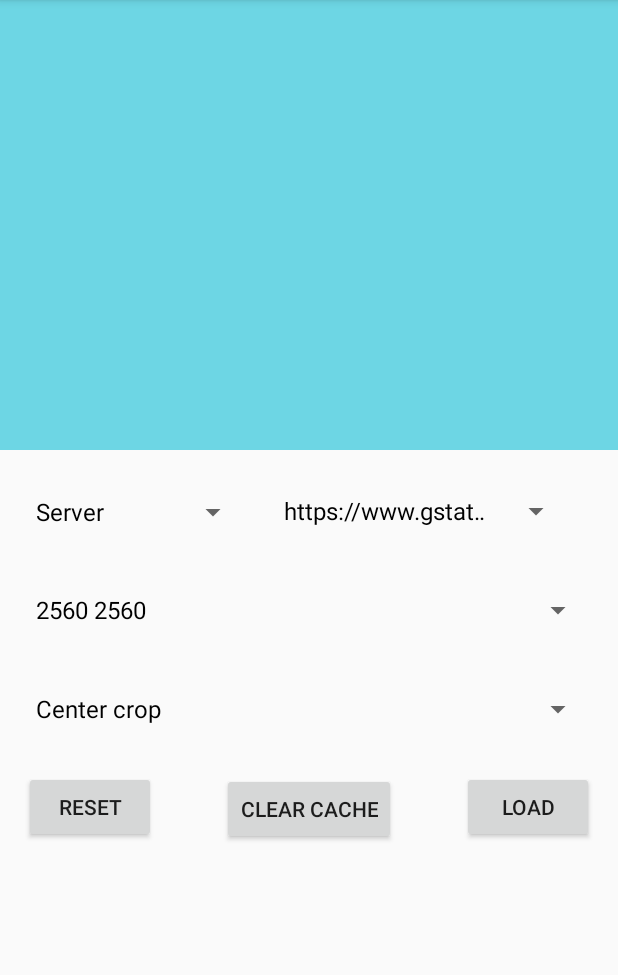
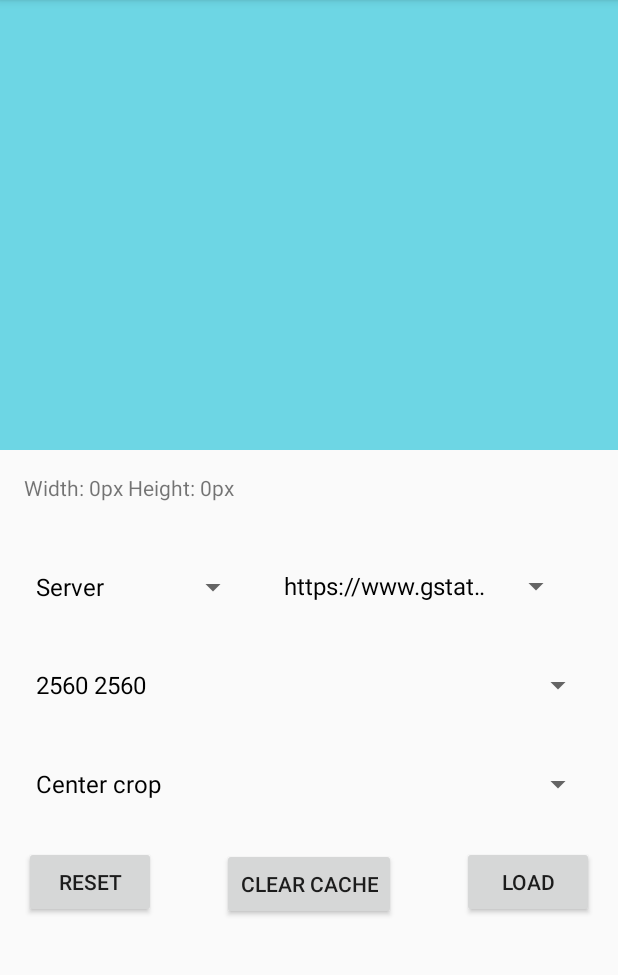
Before and after one commit to kim-ninh/faster, an Android app: the screen it shows after launch (MainActivity), on a phone screen of 412 x 824 dp, the part 84-1059 px from its top. Run offline under Robolectric (Android 15) with nearby library versions, the phone set to English and light mode, and no system bars; libraries missing offline, so code that uses them is left out: com.jakewharton.disklrucache; pictures from the network do not load; 3 statements that could not run were skipped.

Commit message:
display image size after decode

```diff
--- a/faster/src/main/java/com/ninhhk/faster/data/store/MyDiskStore.java
+++ b/faster/src/main/java/com/ninhhk/faster/data/store/MyDiskStore.java
@@ -28,7 +28,14 @@ public class MyDiskStore extends DiskStore {
 
     public MyDiskStore(BitmapStore bitmapStore, Context context) {
         super(bitmapStore, context);
+        openIfClose();
+    }
+
+    private void openIfClose() {
         File directory = getDir();
+
+        if (diskLruCache != null && !diskLruCache.isClosed())
+            return;
 
         try {
             diskLruCache = DiskLruCache.open(directory, appVersion, valueCount, CACHE_SIZE);
@@ -47,6 +54,8 @@ public class MyDiskStore extends DiskStore {
     @Override
     public byte[] load(Key key, Request request) {
         byte[] bytes;
+
+        openIfClose();
 
         if (exists(key)) {
             bytes = openFileWithKey(key);
--- a/showcase/src/main/java/com/ninhhk/fastershowcase/MainActivity.java
+++ b/showcase/src/main/java/com/ninhhk/fastershowcase/MainActivity.java
@@ -1,6 +1,7 @@
 package com.ninhhk.fastershowcase;
 
 import android.content.Intent;
+import android.graphics.Bitmap;
 import android.net.Uri;
 import android.os.Bundle;
 import android.view.View;
@@ -15,6 +16,7 @@ import android.widget.Toast;
 import androidx.annotation.Nullable;
 import androidx.appcompat.app.AppCompatActivity;
 
+import com.ninhhk.faster.Callback;
 import com.ninhhk.faster.Faster;
 import com.ninhhk.faster.Request;
 
@@ -25,6 +27,8 @@ public class MainActivity extends AppCompatActivity
     private static final int REQUEST_CODE = 1234;
 
     private ImageView imageView;
+
+    private TextView bitmapSize;
 
     private Spinner spinnerSourceType;
     private TextView textView;
@@ -93,6 +97,8 @@ public class MainActivity extends AppCompatActivity
     private void setUpView() {
         imageView = findViewById(R.id.imageView);
 
+        bitmapSize = findViewById(R.id.bitmapSize);
+
         spinnerSourceType = findViewById(R.id.spinnerSrcType);
         textView = findViewById(R.id.textView);
         spinnerLinks = findViewById(R.id.spinnerLink);
@@ -141,6 +147,7 @@ public class MainActivity extends AppCompatActivity
 
             if (spinnerLinks.getVisibility() == View.VISIBLE){
                 requestBuilder.load(links[position]);
+                triggerSelectCurrent();
             }
         }else if (parent == spinnerImgSize){
 
@@ -188,10 +195,40 @@ public class MainActivity extends AppCompatActivity
                 faster.clearCache();
             }
         }else if (v == buttonLoad){
-            requestBuilder.into(imageView);
+            requestBuilder.setListener(new Callback<Bitmap>() {
+                @Override
+                public void onReady(Bitmap data) {
+                    int w = data.getWidth();
+                    int h = data.getHeight();
+
+                    String text = "Width: " + w + " Height: " + h;
+                    bitmapSize.setText(text);
+                }
+            }).into(imageView);
+
+            int srcTypePos = spinnerSourceType.getSelectedItemPosition();
+            int linkPos = spinnerLinks.getSelectedItemPosition();
+            String txtUri = textView.getText().toString();
+
+
+            if (sourceType[srcTypePos].equals("Server")){
+                spinnerLinks.setSelection(linkPos);
+            }else {
+                requestBuilder.load(Uri.parse(txtUri));
+            }
+            triggerSelectCurrent();
         }else if (v == textView){
             selectImage();
         }
+    }
+
+    private void triggerSelectCurrent() {
+
+        int imgSizePos = spinnerImgSize.getSelectedItemPosition();
+        int scalePos = spinnerScale.getSelectedItemPosition();
+
+        spinnerImgSize.setSelection(imgSizePos);
+        spinnerScale.setSelection(scalePos);
     }
 
     @Override
--- a/showcase/src/main/res/layout/activity_main.xml
+++ b/showcase/src/main/res/layout/activity_main.xml
@@ -16,6 +16,15 @@
         android:background="#8F00BCD4"
         android:padding="5dp"
         tools:srcCompat="@tools:sample/backgrounds/scenic" />
+
+    <TextView
+        android:id="@+id/bitmapSize"
+        android:layout_width="match_parent"
+        android:layout_height="50dp"
+        android:layout_marginStart="16dp"
+        android:layout_marginEnd="16dp"
+        android:gravity="center_vertical"
+        android:text="Width: 0px Height: 0px" />
 
     <androidx.constraintlayout.widget.ConstraintLayout
         android:id="@+id/selectSourceLayout"
```
Also changed, not shown: faster/src/main/java/com/ninhhk/faster/MyImageLoader.java (+8 -3 lines).
